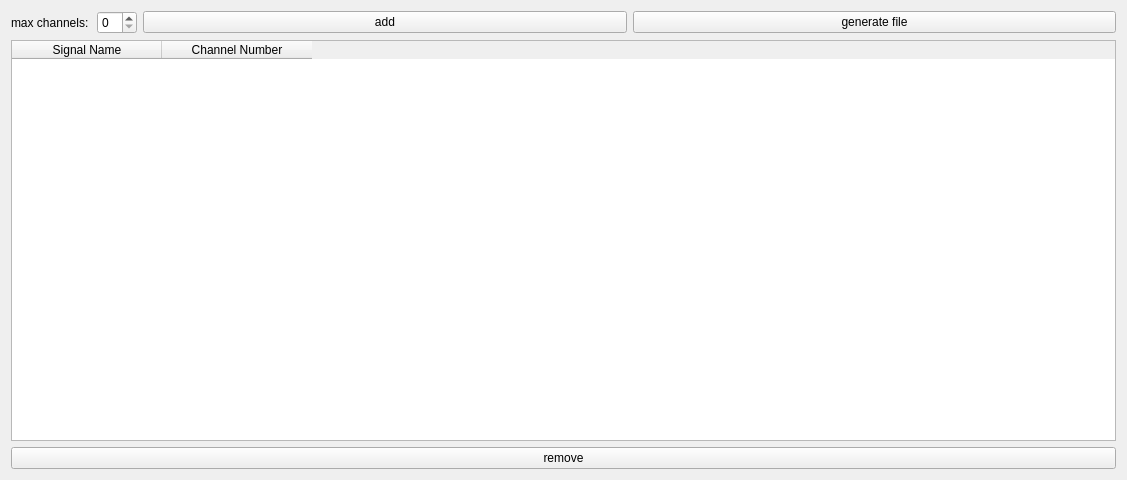
Above: src/ATE_spyder/ate_spyder/widgets/actions_on/program/SignalToChannelTab.ui from Semi-ATE/Semi-ATE before the change. Below: the same form after it.
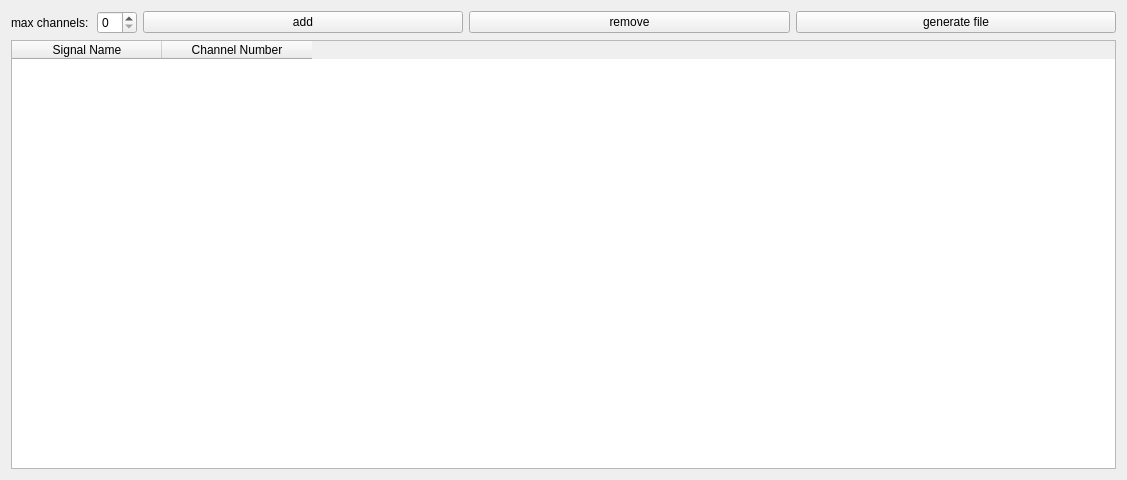
That is the form after the change.

Diff of the .ui file:
```diff
--- a/src/ATE_spyder/ate_spyder/widgets/actions_on/program/SignalToChannelTab.ui
+++ b/src/ATE_spyder/ate_spyder/widgets/actions_on/program/SignalToChannelTab.ui
@@ -39,13 +39,6 @@
        </column>
       </widget>
      </item>
-     <item row="1" column="0">
-      <widget class="QPushButton" name="remove_button">
-       <property name="text">
-        <string>remove</string>
-       </property>
-      </widget>
-     </item>
     </layout>
    </item>
    <item row="0" column="0">
@@ -95,6 +88,13 @@
        </property>
       </widget>
      </item>
+     <item>
+      <widget class="QPushButton" name="remove_button">
+       <property name="text">
+        <string>remove</string>
+       </property>
+      </widget>
+     </item>
      <item>
       <widget class="QPushButton" name="generate_button">
        <property name="text">
```
